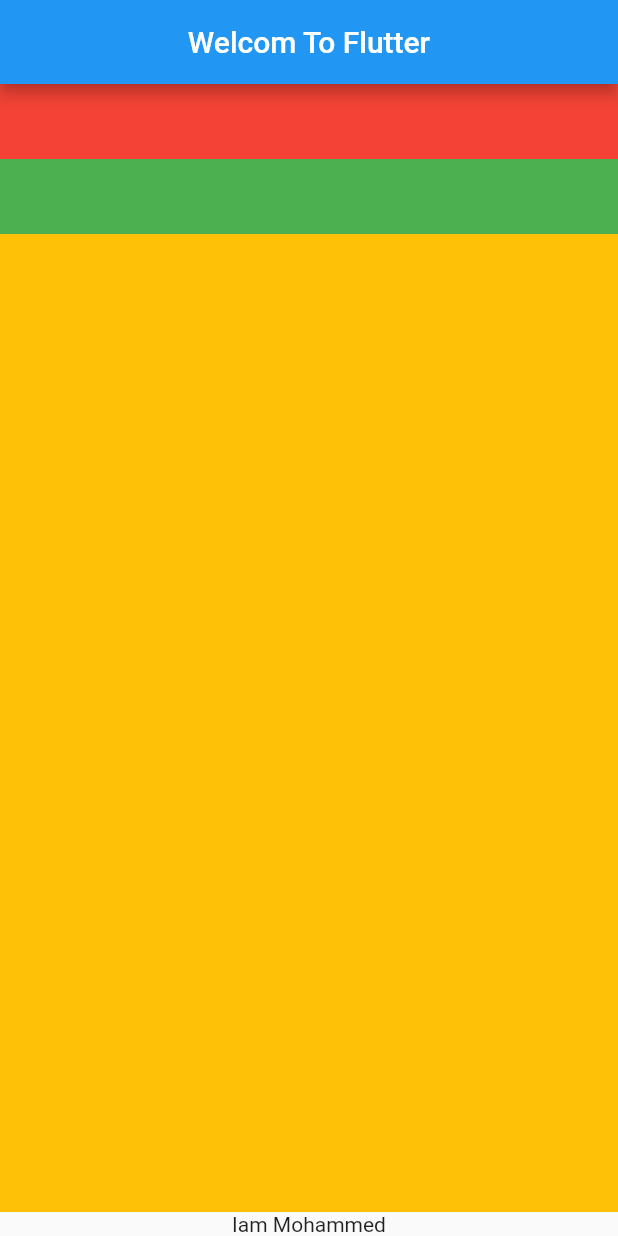
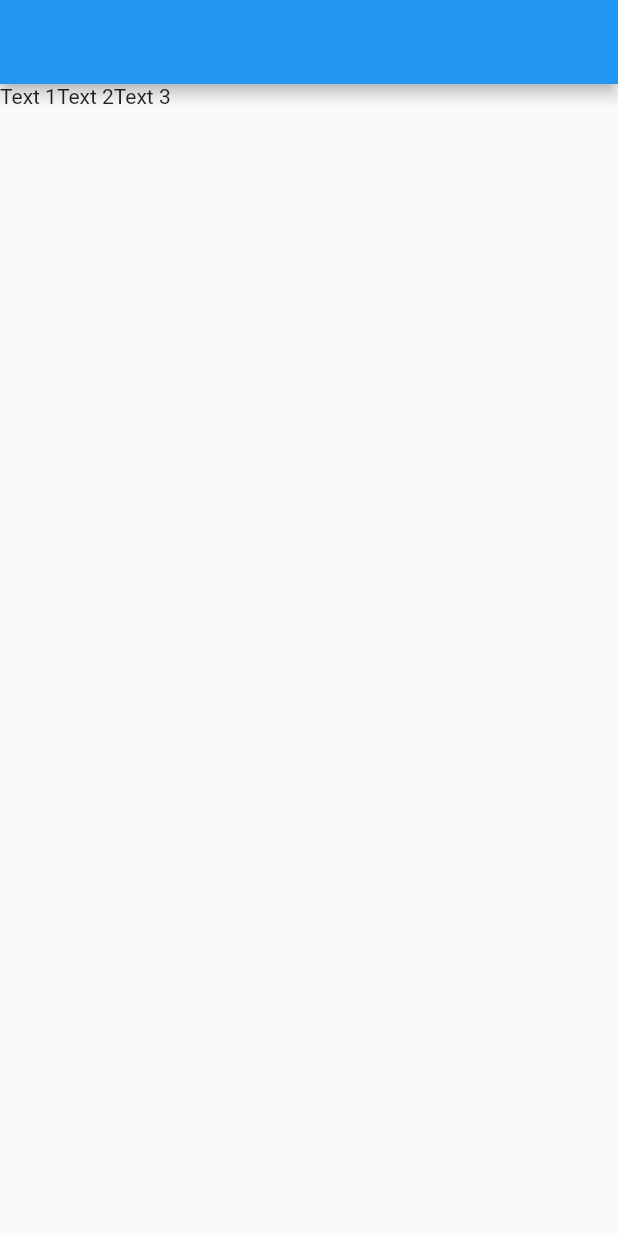
Before and after one commit to Mohammedazzam/flutter_app_002, a Flutter app: the screen it shows after launch, on a phone screen of 412 x 824 dp. Run offline on Flutter 3.47's test engine with Material 2 defaults, Android fonts, the phone set to English and light mode, and no system bars.

Commit message:
5.14(Rowفكرة ال)

```diff
--- a/lib/main.dart
+++ b/lib/main.dart
@@ -20,34 +20,14 @@ class HomeScreen extends StatelessWidget {
   Widget build(BuildContext context) {
 
     return Scaffold(
-      appBar: AppBar(
-        title: Text("Welcom To Flutter"),
-        centerTitle: true,
+      appBar: AppBar(),
+      body: Row(
+        children: <Widget>[
+          Text('Text 1'),
+          Text('Text 2'),
+          Text('Text 3'),
+        ],
       ),
-      body:Column(
-        children: <Widget>[
-          Container(
-            color: Colors.red,
-            width: double.infinity,
-            height: 50,
-
-          ),
-          Container(
-            color: Colors.green,
-            width: double.infinity,
-            height: 50,
-          ),
-          Expanded(
-            child: Container(
-            color: Colors.amber,
-            width: double.infinity,
-            height: 50,
-          ),
-          ),
-          Text("Iam Mohammed")
-        ],
-      )
-
     );
   }
 }
```
